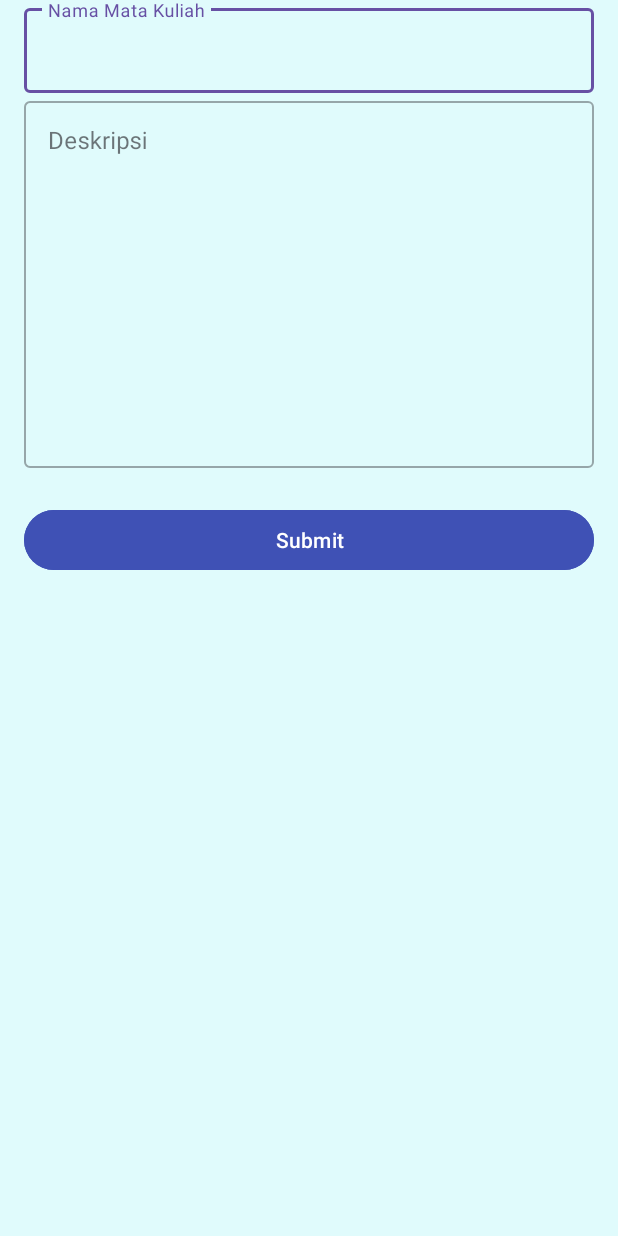
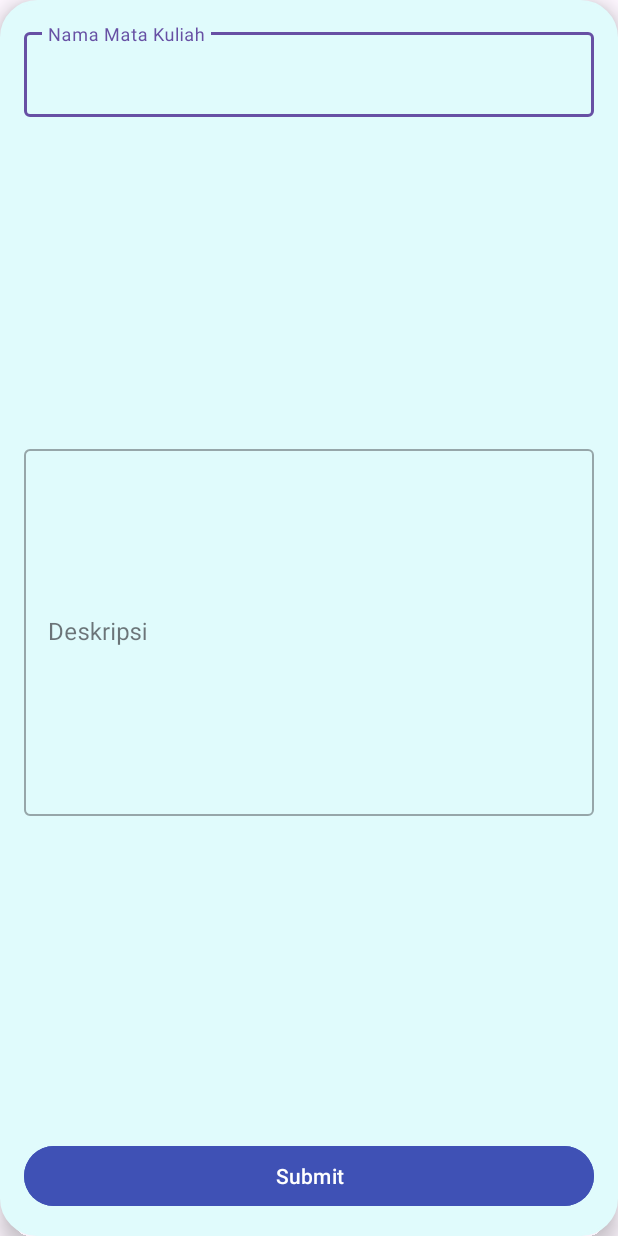
Before and after one commit to alyazahs/ListTugas, an Android app: the AddMatkulActivity screen opened directly, with no data from a screen before it, on a phone screen of 412 x 824 dp. Run offline under Robolectric (Android 15) with nearby library versions, the phone set to English and light mode, and no system bars.

Commit message:
pop up matkul

```diff
--- a/app/build.gradle.kts
+++ b/app/build.gradle.kts
@@ -11,7 +11,7 @@ android {
     compileSdk = 34
 
     defaultConfig {
-        applicationId = "com.project.ListTugas"
+        applicationId = "com.project.listugas"
         minSdk = 28
         targetSdk = 34
         versionCode = 1
--- /dev/null
+++ b/app/src/main/res/drawable/rounded_popup_background.xml
@@ -0,0 +1,13 @@
+<?xml version="1.0" encoding="utf-8"?>
+<shape xmlns:android="http://schemas.android.com/apk/res/android">
+    <solid android:color="@android:color/white" />  <!-- Background putih -->
+    <corners android:radius="24dp" />               <!-- Sudut melengkung 24dp -->
+    <stroke
+        android:width="2dp"
+        android:color="@color/blue1" />              <!-- Garis tepi biru -->
+    <padding
+        android:left="16dp"
+        android:top="16dp"
+        android:right="16dp"
+        android:bottom="16dp" />
+</shape>
--- a/app/src/main/res/layout/add_matkul.xml
+++ b/app/src/main/res/layout/add_matkul.xml
@@ -1,15 +1,18 @@
 <?xml version="1.0" encoding="utf-8"?>
-<androidx.constraintlayout.widget.ConstraintLayout xmlns:android="http://schemas.android.com/apk/res/android"
-    xmlns:tools="http://schemas.android.com/tools"
-    android:layout_width="wrap_content"
+<androidx.constraintlayout.widget.ConstraintLayout
+    xmlns:android="http://schemas.android.com/apk/res/android"
+    xmlns:app="http://schemas.android.com/apk/res-auto"
+    android:layout_width="match_parent"
     android:layout_height="wrap_content"
-    android:background="@color/blue1"
-    xmlns:app="http://schemas.android.com/apk/res-auto">
+    android:backgroundTint="@color/blue1"
+    android:background="@drawable/rounded_popup_background"
+    android:elevation="8dp"
+    android:layout_margin="16dp">
 
     <com.google.android.material.textfield.TextInputLayout
         android:id="@+id/inputLayout1"
         style="@style/Widget.MaterialComponents.TextInputLayout.OutlinedBox"
-        android:layout_width="380dp"
+        android:layout_width="0dp"
         android:layout_height="wrap_content"
         app:layout_constraintEnd_toEndOf="parent"
         app:layout_constraintStart_toStartOf="parent"
@@ -18,26 +21,24 @@
         <com.google.android.material.textfield.TextInputEditText
             android:id="@+id/ed_nama"
             android:layout_width="match_parent"
-            android:layout_height="match_parent"
-            android:ems="10"
+            android:layout_height="wrap_content"
             android:hint="@string/matkul" />
     </com.google.android.material.textfield.TextInputLayout>
 
     <com.google.android.material.textfield.TextInputLayout
         android:id="@+id/inputLayout2"
         style="@style/Widget.MaterialComponents.TextInputLayout.OutlinedBox"
-        android:layout_width="380dp"
+        android:layout_width="0dp"
         android:layout_height="250dp"
         app:layout_constraintEnd_toEndOf="parent"
         app:layout_constraintStart_toStartOf="parent"
-        app:layout_constraintTop_toBottomOf="@+id/inputLayout1">
+        app:layout_constraintTop_toBottomOf="@id/inputLayout1"
+        app:layout_constraintBottom_toTopOf="@+id/btn_submit">
 
         <com.google.android.material.textfield.TextInputEditText
             android:id="@+id/ed_desk"
             android:layout_width="match_parent"
             android:layout_height="match_parent"
-            android:maxLines="100"
-            android:gravity="start"
             android:hint="@string/deskripsi" />
     </com.google.android.material.textfield.TextInputLayout>
 
@@ -45,13 +46,9 @@
         android:id="@+id/btn_submit"
         android:layout_width="380dp"
         android:layout_height="wrap_content"
-        android:layout_marginStart="16dp"
-        android:layout_marginTop="24dp"
-        android:layout_marginEnd="16dp"
         android:text="@string/submit"
         android:backgroundTint="@color/blue"
+        app:layout_constraintBottom_toBottomOf="parent"
         app:layout_constraintEnd_toEndOf="parent"
-        app:layout_constraintStart_toStartOf="parent"
-        app:layout_constraintTop_toBottomOf="@+id/inputLayout2" />
-
+        app:layout_constraintStart_toStartOf="parent" />
 </androidx.constraintlayout.widget.ConstraintLayout>
```
Also changed, not shown: app/src/main/java/com/project/listugas/MatkulActivity.kt (+70 -14 lines), app/src/main/res/values/styles.xml (added, +10 -0 lines).
